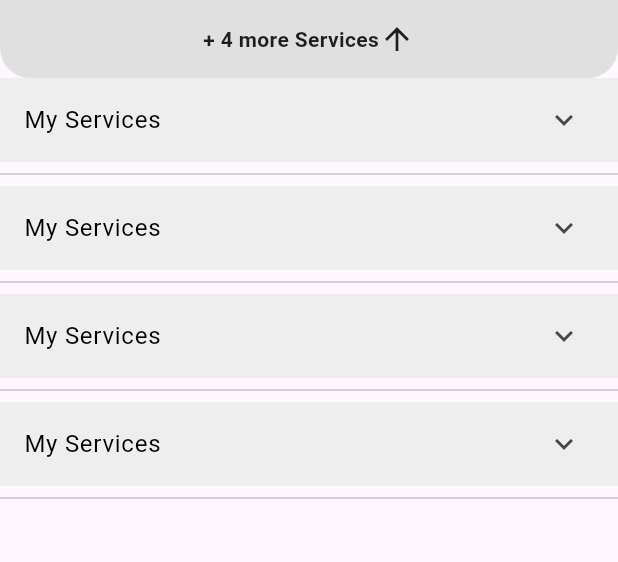
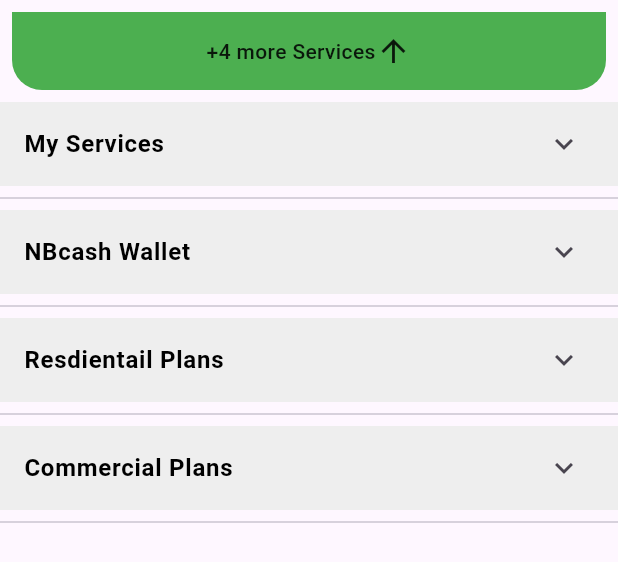
Before and after one commit to CaptainNayan199/Blue-Fox-Internship, a Flutter app: the YourDrawerPage widget shown alone on an empty page, opened directly, on a phone screen of 412 x 824 dp. Shown: the top 562 px of the screen. Run offline on Flutter 3.47's test engine with Material 3 defaults, Android fonts, the light colour scheme and no system bars.

Commit message:
Drawer files updated

```diff
--- a/broker_app/lib/Drawer_8_Icons.dart
+++ b/broker_app/lib/Drawer_8_Icons.dart
@@ -16,13 +16,13 @@ class _YourDrawerPageState extends State<YourDrawerPage> {
   // Step 1: Declare variables to manage state
   bool _isExpanded = false; // Tracks if icons are shown
   String _buttonText =
-      "+ 4 more Services"; // Button text to toggle between "Show more" and "Hide"
+      "+4 more Services"; // Button text to toggle between "Show more" and "Hide"
 
   // Method to toggle the expanded state
   void _toggleExpand() {
     setState(() {
       _isExpanded = !_isExpanded;
-      _buttonText = _isExpanded ? "Hide" : "+ 4 more Services";
+      _buttonText = _isExpanded ? "View Less" : "+4 more Services";
     });
   }
 
@@ -206,11 +206,13 @@ class _YourDrawerPageState extends State<YourDrawerPage> {
         // Step 2: Add the expandable button
         GestureDetector(
           onTap: _toggleExpand, // Call the toggle method on tap
+          child: Padding(
+            padding: const EdgeInsets.all(8.0),
             child: Container(
               width: double.infinity,
               padding: EdgeInsets.all(14.0),
               decoration: BoxDecoration(
-              color: Colors.grey[300],
+                color: Colors.green,
                 borderRadius: BorderRadius.only(
                   bottomLeft: Radius.circular(20.0),
                   bottomRight: Radius.circular(20.0),
@@ -223,13 +225,15 @@ class _YourDrawerPageState extends State<YourDrawerPage> {
                     _buttonText,
                     style: TextStyle(
                       color: Colors.black87,
-                    fontWeight: FontWeight.w600,
+                      fontSize: 14,
+                      fontWeight: FontWeight.w500,
                     ),
                   ),
                   Icon(
                     _isExpanded ? Icons.arrow_downward : Icons.arrow_upward,
                   ),
                 ],
+              ),
             ),
           ),
         ),
@@ -241,21 +245,21 @@ class _YourDrawerPageState extends State<YourDrawerPage> {
           ],
         ),
         ExpandableContainer(
-          title: 'My Services',
+          title: 'NBcash Wallet',
           items: [
             'My Tenant Relationship Manager',
             'My Owner Relationship Manager',
           ],
         ),
         ExpandableContainer(
-          title: 'My Services',
+          title: 'Resdientail Plans',
           items: [
             'My Tenant Relationship Manager',
             'My Owner Relationship Manager',
           ],
         ),
         ExpandableContainer(
-          title: 'My Services',
+          title: 'Commercial Plans',
           items: [
             'My Tenant Relationship Manager',
             'My Owner Relationship Manager',
--- a/broker_app/lib/more_services.dart
+++ b/broker_app/lib/more_services.dart
@@ -49,7 +49,10 @@ class _ExpandableContainerState extends State<ExpandableContainer>
         ListTile(
           tileColor: Colors.grey[200],
           textColor: Colors.black,
-          title: Text(widget.title),
+          title: Text(
+            widget.title,
+            style: TextStyle(fontWeight: FontWeight.w600),
+          ),
           trailing: RotationTransition(
             turns: _arrowAnimation,
             child: Icon(Icons.keyboard_arrow_down),
@@ -58,17 +61,20 @@ class _ExpandableContainerState extends State<ExpandableContainer>
         ),
         if (_isExpanded)
           Container(
-            padding: EdgeInsets.symmetric(horizontal: 16, vertical: 8),
+            padding: EdgeInsets.symmetric(horizontal: 16, vertical: 5),
             child: Padding(
-              padding: const EdgeInsets.all(8.0),
+              padding: const EdgeInsets.all(2.0),
               child: Column(
                 children: widget.items
                     .map((item) => Padding(
                           padding: const EdgeInsets.only(
-                              bottom: 8.0), // Add bottom spacing here
-                          child: Align(
-                            alignment: Alignment.centerLeft,
-                            child: Text(item),
+                              bottom: 0.0), // Add bottom spacing here
+                          child: Padding(
+                            padding: const EdgeInsets.all(10.0),
+                            child: Align(
+                              alignment: Alignment.centerLeft,
+                              child: Text(item),
+                            ),
                           ),
                         ))
                     .toList(),
```
Lines whose indentation alone changed are shown as unchanged.
